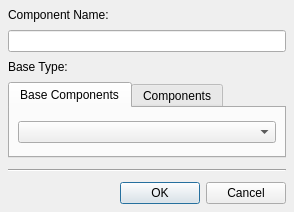
Qt form ui/createcomponentdialog.ui (maxavadallat/maxdesigner) before a commit.
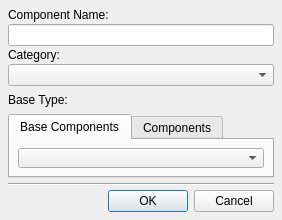
The same form after that commit.

Patch:
```diff
--- a/ui/createcomponentdialog.ui
+++ b/ui/createcomponentdialog.ui
@@ -6,8 +6,8 @@
    <rect>
     <x>0</x>
     <y>0</y>
-    <width>294</width>
-    <height>212</height>
+    <width>282</width>
+    <height>220</height>
    </rect>
   </property>
   <property name="sizePolicy">
@@ -18,8 +18,14 @@
   </property>
   <property name="minimumSize">
    <size>
-    <width>294</width>
-    <height>212</height>
+    <width>282</width>
+    <height>220</height>
+   </size>
+  </property>
+  <property name="maximumSize">
+   <size>
+    <width>16777215</width>
+    <height>220</height>
    </size>
   </property>
   <property name="windowTitle">
@@ -38,12 +44,9 @@
    <property name="bottomMargin">
     <number>8</number>
    </property>
-   <property name="horizontalSpacing">
+   <property name="spacing">
     <number>2</number>
    </property>
-   <property name="verticalSpacing">
-    <number>8</number>
-   </property>
    <item row="0" column="0" colspan="2">
     <widget class="QLabel" name="componentNameLabel">
      <property name="sizePolicy">
@@ -68,6 +71,16 @@
     </widget>
    </item>
    <item row="2" column="0">
+    <widget class="QLabel" name="categoryLabel">
+     <property name="text">
+      <string>Category:</string>
+     </property>
+    </widget>
+   </item>
+   <item row="3" column="0" colspan="2">
+    <widget class="QComboBox" name="categoryComboBox"/>
+   </item>
+   <item row="4" column="0">
     <widget class="QLabel" name="baseTypeLabel">
      <property name="sizePolicy">
       <sizepolicy hsizetype="Preferred" vsizetype="Fixed">
@@ -75,12 +88,18 @@
        <verstretch>0</verstretch>
       </sizepolicy>
      </property>
+     <property name="minimumSize">
+      <size>
+       <width>0</width>
+       <height>24</height>
+      </size>
+     </property>
      <property name="text">
       <string>Base Type:</string>
      </property>
     </widget>
    </item>
-   <item row="3" column="0" colspan="2">
+   <item row="5" column="0" colspan="2">
     <widget class="QTabWidget" name="baseTypeTab">
      <property name="currentIndex">
       <number>0</number>
@@ -144,7 +163,7 @@
      </widget>
     </widget>
    </item>
-   <item row="4" column="0" colspan="2">
+   <item row="6" column="0" colspan="2">
     <widget class="Line" name="line">
      <property name="minimumSize">
       <size>
@@ -157,7 +176,7 @@
      </property>
     </widget>
    </item>
-   <item row="5" column="1">
+   <item row="7" column="1">
     <widget class="QDialogButtonBox" name="buttonBox">
      <property name="orientation">
       <enum>Qt::Horizontal</enum>
```
